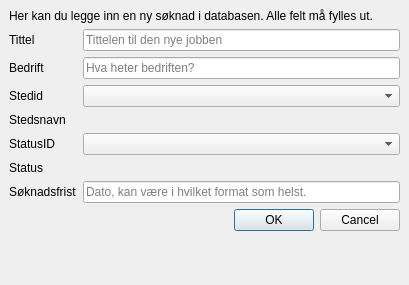
Old version of the form src/QT/jobber/jobber/newjob.ui in the repository andersbo87/sources.
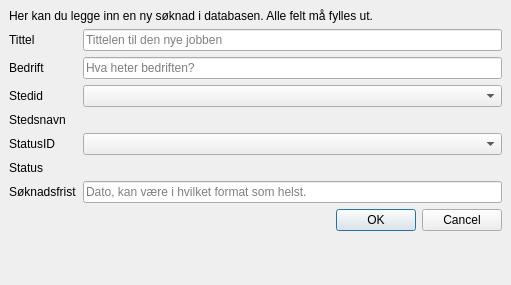
New version of the form.

Commit message: Endringer i GUI-en for å se til at teksten i etikettene passer i Ubuntu.

```diff
--- a/src/QT/jobber/jobber/newjob.ui
+++ b/src/QT/jobber/jobber/newjob.ui
@@ -29,13 +29,13 @@
    <rect>
     <x>0</x>
     <y>0</y>
-    <width>409</width>
+    <width>511</width>
     <height>285</height>
    </rect>
   </property>
   <property name="minimumSize">
    <size>
-    <width>409</width>
+    <width>511</width>
     <height>285</height>
    </size>
   </property>
```
Left out of the diff: 23 changed lines with no effect on the pictures. The commit also changes 6 other files.
